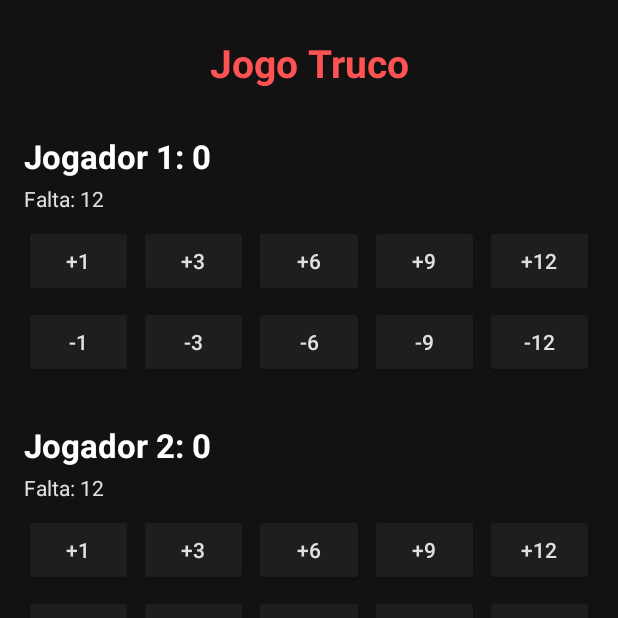
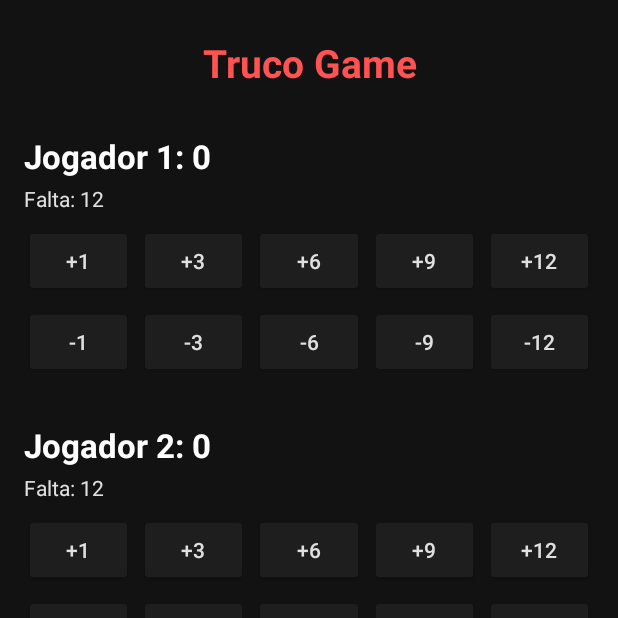
Before and after one commit to maike-rony/trabalhoandroid-truco, an Android app built with Jetpack Compose: the TelaInicialJogo screen opened directly, with no data from a screen before it, on a phone screen of 412 x 824 dp, the top half of it. Run offline under Robolectric (Android 15) with nearby library versions, the phone set to English and light mode, and no system bars.

Commit message:
feat: ajustar variaveis para bind

```diff
--- a/app/build.gradle.kts
+++ b/app/build.gradle.kts
@@ -33,6 +33,7 @@ android {
     }
     buildFeatures {
         compose = true
+        viewBinding = true
     }
 }
 
--- a/app/src/main/java/com/example/trabalhofinal_apptruco/TelaInicialJogo.kt
+++ b/app/src/main/java/com/example/trabalhofinal_apptruco/TelaInicialJogo.kt
@@ -2,13 +2,14 @@ package com.example.trabalhofinal_apptruco
 
 import android.content.Intent
 import android.os.Bundle
-import android.widget.Button
-import android.widget.TextView
 import androidx.appcompat.app.AlertDialog
 import androidx.appcompat.app.AppCompatActivity
+import com.example.trabalhofinal_apptruco.databinding.ActivityTelaInicialJogoBinding
 import kotlin.math.max
 
 class TelaInicialJogo : AppCompatActivity() {
+
+    private lateinit var binding: ActivityTelaInicialJogoBinding
 
     private var pontosJogador1 = 0
     private var pontosJogador2 = 0
@@ -18,78 +19,41 @@ class TelaInicialJogo : AppCompatActivity() {
     private var nomeJogador1 = "Jogador 1"
     private var nomeJogador2 = "Jogador 2"
 
-    private lateinit var tvCabecalhoJogador1: TextView
-    private lateinit var tvFaltaJogador1: TextView
-    private lateinit var tvCabecalhoJogador2: TextView
-    private lateinit var tvFaltaJogador2: TextView
-
     override fun onCreate(savedInstanceState: Bundle?) {
         super.onCreate(savedInstanceState)
-        setContentView(R.layout.activity_tela_inicial_jogo)
+        binding = ActivityTelaInicialJogoBinding.inflate(layoutInflater)
+        setContentView(binding.root)
 
         nomeJogador1 = intent.getStringExtra("EXTRA_JOGADOR_1")?.takeIf { it.isNotBlank() } ?: "Jogador 1"
         nomeJogador2 = intent.getStringExtra("EXTRA_JOGADOR_2")?.takeIf { it.isNotBlank() } ?: "Jogador 2"
 
-        tvCabecalhoJogador1 = findViewById(R.id.tvCabecalhoJogador1)
-        tvFaltaJogador1 = findViewById(R.id.tvFaltaJogador1)
-        tvCabecalhoJogador2 = findViewById(R.id.tvCabecalhoJogador2)
-        tvFaltaJogador2 = findViewById(R.id.tvFaltaJogador2)
-
-        val botaoJ1Mais1 = findViewById<Button>(R.id.botaoJ1Mais1)
-        val botaoJ1Mais3 = findViewById<Button>(R.id.botaoJ1Mais3)
-        val botaoJ1Mais6 = findViewById<Button>(R.id.botaoJ1Mais6)
-        val botaoJ1Mais9 = findViewById<Button>(R.id.botaoJ1Mais9)
-        val botaoJ1Mais12 = findViewById<Button>(R.id.botaoJ1Mais12)
-
-        val botaoJ1Menos1 = findViewById<Button>(R.id.botaoJ1Menos1)
-        val botaoJ1Menos3 = findViewById<Button>(R.id.botaoJ1Menos3)
-        val botaoJ1Menos6 = findViewById<Button>(R.id.botaoJ1Menos6)
-        val botaoJ1Menos9 = findViewById<Button>(R.id.botaoJ1Menos9)
-        val botaoJ1Menos12 = findViewById<Button>(R.id.botaoJ1Menos12)
-
-        val botaoJ2Mais1 = findViewById<Button>(R.id.botaoJ2Mais1)
-        val botaoJ2Mais3 = findViewById<Button>(R.id.botaoJ2Mais3)
-        val botaoJ2Mais6 = findViewById<Button>(R.id.botaoJ2Mais6)
-        val botaoJ2Mais9 = findViewById<Button>(R.id.botaoJ2Mais9)
-        val botaoJ2Mais12 = findViewById<Button>(R.id.botaoJ2Mais12)
-
-        val botaoJ2Menos1 = findViewById<Button>(R.id.botaoJ2Menos1)
-        val botaoJ2Menos3 = findViewById<Button>(R.id.botaoJ2Menos3)
-        val botaoJ2Menos6 = findViewById<Button>(R.id.botaoJ2Menos6)
-        val botaoJ2Menos9 = findViewById<Button>(R.id.botaoJ2Menos9)
-        val botaoJ2Menos12 = findViewById<Button>(R.id.botaoJ2Menos12)
-
-        val botaoHistoricoJogadas = findViewById<Button>(R.id.botaoHistoricoJogadas)
-        val botaoZerarHistorico = findViewById<Button>(R.id.botaoZerarHistorico)
-        val botaoInformarNomes = findViewById<Button>(R.id.botaoInformarNomes)
-
         atualizarPlacar()
 
-        botaoJ1Mais1.setOnClickListener { adicionarPontosJogador1(1) }
-        botaoJ1Mais3.setOnClickListener { adicionarPontosJogador1(3) }
-        botaoJ1Mais6.setOnClickListener { adicionarPontosJogador1(6) }
-        botaoJ1Mais9.setOnClickListener { adicionarPontosJogador1(9) }
-        botaoJ1Mais12.setOnClickListener { adicionarPontosJogador1(12) }
+        binding.botaoJ1Mais1.setOnClickListener { adicionarPontosJogador1(1) }
+        binding.botaoJ1Mais3.setOnClickListener { adicionarPontosJogador1(3) }
+        binding.botaoJ1Mais6.setOnClickListener { adicionarPontosJogador1(6) }
+        binding.botaoJ1Mais9.setOnClickListener { adicionarPontosJogador1(9) }
+        binding.botaoJ1Mais12.setOnClickListener { adicionarPontosJogador1(12) }
 
-        botaoJ1Menos1.setOnClickListener { subtrairPontosJogador1(1) }
-        botaoJ1Menos3.setOnClickListener { subtrairPontosJogador1(3) }
-        botaoJ1Menos6.setOnClickListener { subtrairPontosJogador1(6) }
-        botaoJ1Menos9.setOnClickListener { subtrairPontosJogador1(9) }
-        botaoJ1Menos12.setOnClickListener { subtrairPontosJogador1(12) }
+        binding.botaoJ1Menos1.setOnClickListener { subtrairPontosJogador1(1) }
+        binding.botaoJ1Menos3.setOnClickListener { subtrairPontosJogador1(3) }
+        binding.botaoJ1Menos6.setOnClickListener { subtrairPontosJogador1(6) }
+        binding.botaoJ1Menos9.setOnClickListener { subtrairPontosJogador1(9) }
+        binding.botaoJ1Menos12.setOnClickListener { subtrairPontosJogador1(12) }
 
-        botaoJ2Mais1.setOnClickListener { adicionarPontosJogador2(1) }
-        botaoJ2Mais3.setOnClickListener { adicionarPontosJogador2(3) }
-        botaoJ2Mais6.setOnClickListener { adicionarPontosJogador2(6) }
-        botaoJ2Mais9.setOnClickListener { adicionarPontosJogador2(9) }
-        botaoJ2Mais12.setOnClickListener { adicionarPontosJogador2(12) }
+        binding.botaoJ2Mais1.setOnClickListener { adicionarPontosJogador2(1) }
+        binding.botaoJ2Mais3.setOnClickListener { adicionarPontosJogador2(3) }
+        binding.botaoJ2Mais6.setOnClickListener { adicionarPontosJogador2(6) }
+        binding.botaoJ2Mais9.setOnClickListener { adicionarPontosJogador2(9) }
+        binding.botaoJ2Mais12.setOnClickListener { adicionarPontosJogador2(12) }
 
-        botaoJ2Menos1.setOnClickListener { subtrairPontosJogador2(1) }
-        botaoJ2Menos3.setOnClickListener { subtrairPontosJogador2(3) }
-        botaoJ2Menos6.setOnClickListener { subtrairPontosJogador2(6) }
-        botaoJ2Menos9.setOnClickListener { subtrairPontosJogador2(9) }
-        botaoJ2Menos12.setOnClickListener { subtrairPontosJogador2(12) }
+        binding.botaoJ2Menos1.setOnClickListener { subtrairPontosJogador2(1) }
+        binding.botaoJ2Menos3.setOnClickListener { subtrairPontosJogador2(3) }
+        binding.botaoJ2Menos6.setOnClickListener { subtrairPontosJogador2(6) }
+        binding.botaoJ2Menos9.setOnClickListener { subtrairPontosJogador2(9) }
+        binding.botaoJ2Menos12.setOnClickListener { subtrairPontosJogador2(12) }
 
-        botaoHistoricoJogadas.setOnClickListener {
+        binding.botaoHistoricoJogadas.setOnClickListener {
             val intentHistorico = Intent(this, TelaHistoricoJogadas::class.java).apply {
                 putExtra("EXTRA_JOGADOR_1", nomeJogador1)
                 putExtra("EXTRA_JOGADOR_2", nomeJogador2)
@@ -99,11 +63,11 @@ class TelaInicialJogo : AppCompatActivity() {
             startActivity(intentHistorico)
         }
 
-        botaoZerarHistorico.setOnClickListener {
+        binding.botaoZerarHistorico.setOnClickListener {
             zerarHistorico()
         }
 
-        botaoInformarNomes.setOnClickListener {
+        binding.botaoInformarNomes.setOnClickListener {
             finish()
         }
     }
@@ -112,11 +76,11 @@ class TelaInicialJogo : AppCompatActivity() {
         val falta1 = max(0, 12 - pontosJogador1)
         val falta2 = max(0, 12 - pontosJogador2)
 
-        tvCabecalhoJogador1.text = getString(R.string.jogador_nome_pontos_format, nomeJogador1, pontosJogador1)
-        tvFaltaJogador1.text = getString(R.string.jogador_falta_format, falta1)
+        binding.tvCabecalhoJogador1.text = getString(R.string.jogador_nome_pontos_format, nomeJogador1, pontosJogador1)
+        binding.tvFaltaJogador1.text = getString(R.string.jogador_falta_format, falta1)
 
-        tvCabecalhoJogador2.text = getString(R.string.jogador_nome_pontos_format, nomeJogador2, pontosJogador2)
-        tvFaltaJogador2.text = getString(R.string.jogador_falta_format, falta2)
+        binding.tvCabecalhoJogador2.text = getString(R.string.jogador_nome_pontos_format, nomeJogador2, pontosJogador2)
+        binding.tvFaltaJogador2.text = getString(R.string.jogador_falta_format, falta2)
     }
 
     private fun adicionarPontosJogador1(pontos: Int) {
--- a/app/src/main/res/layout/activity_main.xml
+++ b/app/src/main/res/layout/activity_main.xml
@@ -19,7 +19,7 @@
             android:layout_height="wrap_content"
             android:layout_marginTop="32dp"
             android:gravity="center"
-            android:text="@string/app_name"
+            android:text="@string/titulo_jogo_truco"
             android:textColor="@color/truco_vermelho_claro"
             android:textSize="26sp"
             android:textStyle="bold"
--- a/app/src/main/res/values/strings.xml
+++ b/app/src/main/res/values/strings.xml
@@ -27,7 +27,7 @@
     <string name="titulo_fim_jogo">Fim de Jogo</string>
     <string name="mensagem_vencedor">%1$s venceu a partida!</string>
     <string name="botao_ok">OK</string>
-    <string name="titulo_jogo_truco"> Jogo Truco </string>
+    <string name="titulo_jogo_truco">Truco Game</string>
     <string name="titulo_historico_jogadas">Histórico de Jogadas</string>
     <string name="historico_vitorias_format">%1$s: %2$02d vitórias no TRUCO!!</string>
 </resources>
```
Also changed, not shown: app/src/main/java/com/example/trabalhofinal_apptruco/MainActivity.kt (+14 -20 lines), app/src/main/java/com/example/trabalhofinal_apptruco/TelaHistoricoJogadas.kt (+9 -10 lines), 2 other files.
